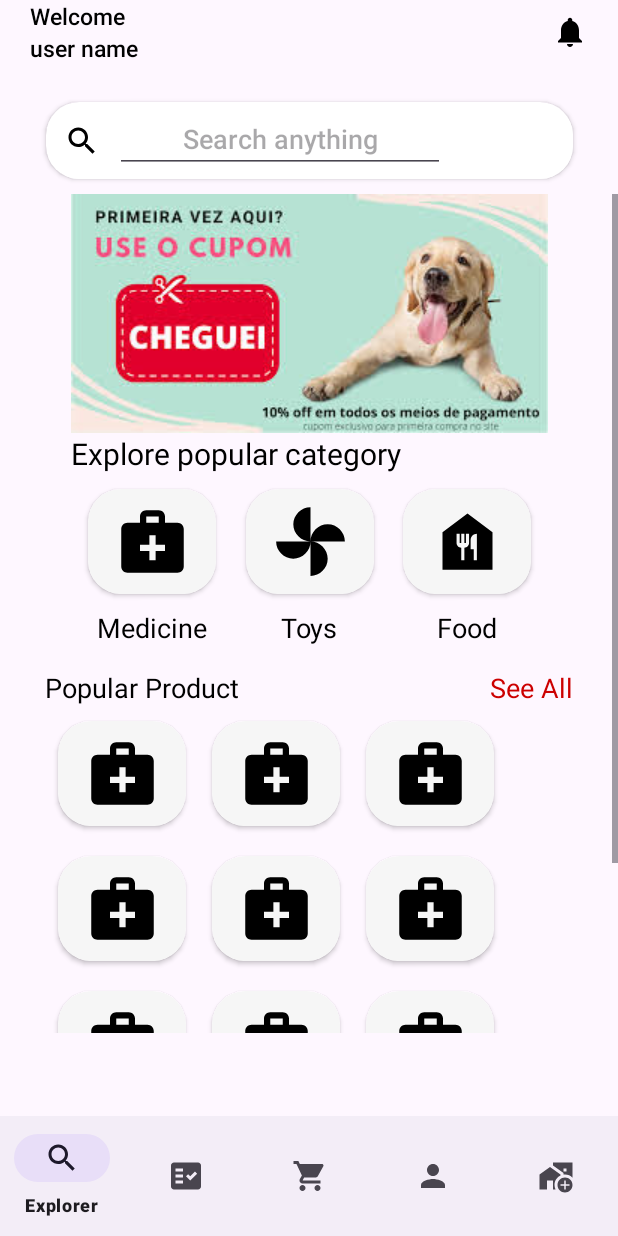
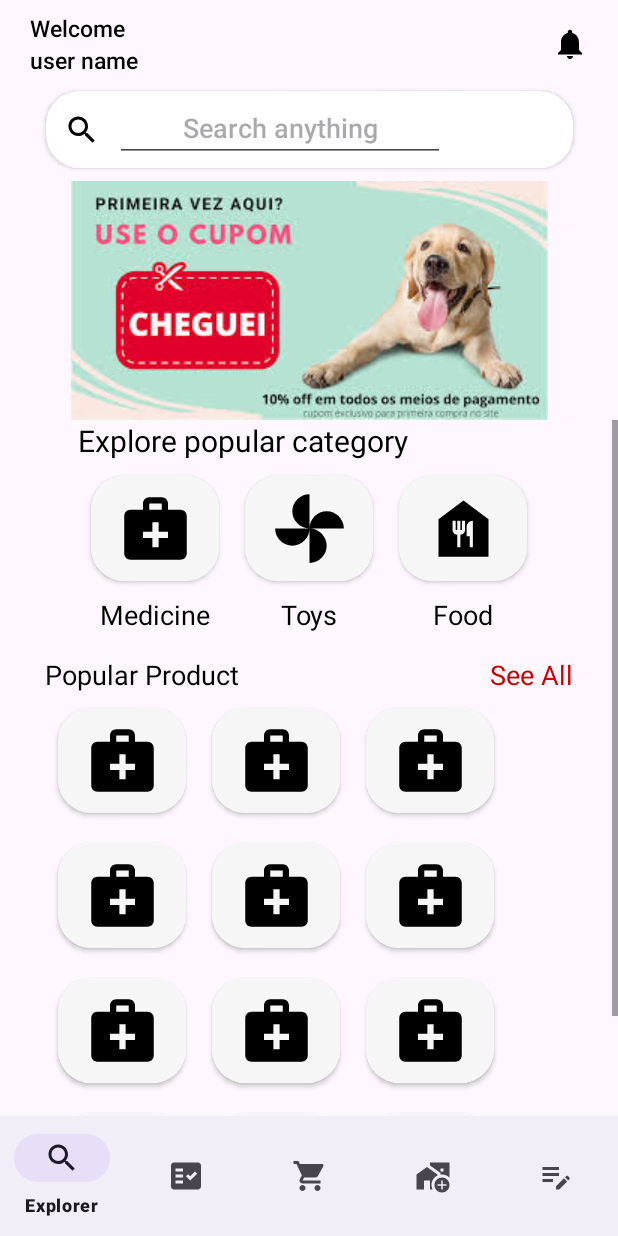
Before and after one commit to gustavodias24/TccPetShop, an Android app: the fragment FragmentExplorer placed in its activity, on a phone screen of 412 x 824 dp. Run offline under Robolectric (Android 15) with nearby library versions, the phone set to English and light mode, and no system bars; our stand-ins replace Firebase (no records; nobody signed in at launch, a user with empty details on screens opened directly), Picasso.

Commit message:
OK - Criação de Produtos e Lojas fictíssios para o app. OK - Listar todos os produtos.

```diff
--- a/app/build.gradle.kts
+++ b/app/build.gradle.kts
@@ -37,6 +37,8 @@
 
 dependencies {
 
+    implementation("com.squareup.retrofit2:converter-gson:2.9.0")
+    implementation("com.squareup.picasso:picasso:2.8")
     implementation("androidx.appcompat:appcompat:1.6.1")
     implementation("com.google.android.material:material:1.10.0")
     implementation("androidx.constraintlayout:constraintlayout:2.1.4")
--- /dev/null
+++ b/app/src/main/java/benicio/soluces/tccpetshop/DatabaseNameUtils.java
@@ -0,0 +1,6 @@
+package benicio.soluces.tccpetshop;
+
+public class DatabaseNameUtils {
+    public static final String product_table = "product_table";
+    public static final String stores_table = "stores_table";
+}
--- a/app/src/main/java/benicio/soluces/tccpetshop/ui/FragmentExplorer.java
+++ b/app/src/main/java/benicio/soluces/tccpetshop/ui/FragmentExplorer.java
@@ -19,6 +19,7 @@
 
 import java.util.ArrayList;
 import java.util.List;
+import java.util.Objects;
 
 import benicio.soluces.tccpetshop.R;
 import benicio.soluces.tccpetshop.adapter.AdapterProdutos;
@@ -66,13 +67,38 @@
 
             }
         });
+
+        binding.seeAllPopularProduct.setOnClickListener(view -> {
+            refProduct.addListenerForSingleValueEvent(new ValueEventListener() {
+                @SuppressLint("NotifyDataSetChanged")
+                @Override
+                public void onDataChange(@NonNull DataSnapshot snapshot) {
+                    if (snapshot.exists()){
+                        produtos.clear();
+
+                        for ( DataSnapshot dado : snapshot.getChildren() ){
+                            produtos.add(dado.getValue(ProductModel.class));
+                        }
+                        adapter.notifyDataSetChanged();
+                        binding.layoutPopular.setVisibility(View.GONE);
+                        binding.recyclerProdutos.setVisibility(View.VISIBLE);
+                    }
+                }
+
+                @Override
+                public void onCancelled(@NonNull DatabaseError error) {
+
+                }
+            });
+        });
     }
     private void configurarRecyclerView(){
         r = getBinding().recyclerProdutos;
-        r.setLayoutManager(new LinearLayoutManager(getActivity()));
-        r.addItemDecoration(new DividerItemDecoration(getActivity(), DividerItemDecoration.VERTICAL));
+        r.setLayoutManager(new LinearLayoutManager(getContext()));
+        r.addItemDecoration(new DividerItemDecoration(requireContext(), DividerItemDecoration.VERTICAL));
         r.setHasFixedSize(true);
         adapter = new AdapterProdutos(produtos);
+        r.setAdapter(adapter);
     }
     private void filtrarDados(String texto) {
 
--- /dev/null
+++ b/app/src/main/res/drawable/baseline_edit_note_24.xml
@@ -0,0 +1,5 @@
+<vector android:height="24dp" android:tint="#000000"
+    android:viewportHeight="24" android:viewportWidth="24"
+    android:width="24dp" xmlns:android="http://schemas.android.com/apk/res/android">
+    <path android:fillColor="@android:color/white" android:pathData="M3,10h11v2H3V10zM3,8h11V6H3V8zM3,16h7v-2H3V16zM18.01,12.87l0.71,-0.71c0.39,-0.39 1.02,-0.39 1.41,0l0.71,0.71c0.39,0.39 0.39,1.02 0,1.41l-0.71,0.71L18.01,12.87zM17.3,13.58l-5.3,5.3V21h2.12l5.3,-5.3L17.3,13.58z"/>
+</vector>
--- a/app/src/main/res/layout/fragment_explorer.xml
+++ b/app/src/main/res/layout/fragment_explorer.xml
@@ -9,69 +9,83 @@
         android:id="@+id/cl_header_explorer"
         android:layout_width="match_parent"
         android:layout_height="wrap_content"
+        android:layout_marginStart="20dp"
+        android:layout_marginTop="8dp"
+        android:layout_marginEnd="20dp"
+        android:gravity="center_vertical"
         android:orientation="horizontal"
-        android:gravity="center_vertical"
-        android:layout_marginStart="20dp"
-        android:layout_marginEnd="20dp"
-        app:layout_constraintTop_toTopOf="parent"
+        app:layout_constraintEnd_toEndOf="parent"
         app:layout_constraintStart_toStartOf="parent"
-        app:layout_constraintEnd_toEndOf="parent">
+        app:layout_constraintTop_toTopOf="parent">
+
         <TextView
             android:id="@+id/tv_welcome_message"
-            android:text="@string/welcome_message"
             android:layout_width="wrap_content"
             android:layout_height="wrap_content"
             android:fontFamily="sans-serif"
+            android:lineHeight="25dp"
+            android:text="@string/welcome_message"
+            android:textColor="@color/black_text"
             android:textFontWeight="500"
             android:textSize="15dp"
-            android:lineHeight="25dp"
-            android:textColor="@color/black_text"
-            app:layout_constraintTop_toTopOf="parent"
             app:layout_constraintStart_toStartOf="parent"
-            app:layout_constraintTop_toBottomOf="@+id/tv_user_name"/>
+            app:layout_constraintTop_toBottomOf="@+id/tv_user_name"
+            app:layout_constraintTop_toTopOf="parent" />
+
         <TextView
             android:id="@+id/tv_user_name"
-            android:text="@string/user_name"
             android:layout_width="wrap_content"
             android:layout_height="wrap_content"
             android:fontFamily="sans-serif"
+            android:lineHeight="25dp"
+            android:text="@string/user_name"
+            android:textColor="@color/black_text"
             android:textFontWeight="500"
             android:textSize="15dp"
-            android:lineHeight="25dp"
             android:textStyle="bold"
-            android:textColor="@color/black_text"
-            app:layout_constraintTop_toBottomOf="@id/tv_welcome_message"
+            app:layout_constraintBottom_toBottomOf="parent"
             app:layout_constraintStart_toStartOf="parent"
-            app:layout_constraintBottom_toBottomOf="parent"/>
+            app:layout_constraintTop_toBottomOf="@id/tv_welcome_message" />
 
         <ImageView
             android:id="@+id/img_notification"
             android:layout_width="wrap_content"
             android:layout_height="wrap_content"
             android:src="@drawable/ic_notification"
-            app:layout_constraintTop_toTopOf="parent"
+            android:visibility="visible"
+            app:layout_constraintBottom_toBottomOf="parent"
             app:layout_constraintEnd_toEndOf="parent"
-            app:layout_constraintBottom_toBottomOf="parent"
-            android:visibility="visible" />
+            app:layout_constraintTop_toTopOf="parent" />
     </androidx.constraintlayout.widget.ConstraintLayout>
 
     <androidx.constraintlayout.widget.ConstraintLayout
         android:id="@+id/cl_search"
         android:layout_width="match_parent"
         android:layout_height="wrap_content"
-        android:layout_marginTop="15dp"
+        app:layout_constraintEnd_toEndOf="parent"
         app:layout_constraintStart_toStartOf="parent"
-        app:layout_constraintEnd_toEndOf="parent"
         app:layout_constraintTop_toBottomOf="@+id/cl_header_explorer">
+
         <include
             android:id="@+id/btn_search"
             layout="@layout/search_button"
             android:layout_width="wrap_content"
             android:layout_height="wrap_content"
+            app:layout_constraintEnd_toEndOf="parent"
             app:layout_constraintStart_toStartOf="parent"
-            app:layout_constraintTop_toTopOf="parent"
-            app:layout_constraintEnd_toEndOf="parent" />
+            app:layout_constraintTop_toTopOf="parent" />
     </androidx.constraintlayout.widget.ConstraintLayout>
+
+    <ImageView
+        android:id="@+id/img_advertising"
+        android:layout_width="wrap_content"
+        android:layout_height="wrap_content"
+        android:layout_marginTop="70dp"
+        android:orientation="horizontal"
+        app:layout_constraintEnd_toEndOf="parent"
+        app:layout_constraintStart_toStartOf="parent"
+        app:layout_constraintTop_toTopOf="@+id/cl_search"
+        app:srcCompat="@drawable/propaganda" />
 
     <androidx.recyclerview.widget.RecyclerView
         android:id="@+id/recycler_produtos"
@@ -83,13 +97,12 @@
         app:layout_constraintBottom_toBottomOf="parent"
         app:layout_constraintEnd_toEndOf="parent"
         app:layout_constraintStart_toStartOf="parent"
-        app:layout_constraintTop_toBottomOf="@+id/cl_search" />
+        app:layout_constraintTop_toBottomOf="@+id/img_advertising" />
 
     <ScrollView
         android:id="@+id/layout_popular"
         android:layout_width="match_parent"
         android:layout_height="0dp"
-        android:layout_marginBottom="55dp"
         android:fillViewport="true"
         android:fitsSystemWindows="true"
         android:orientation="vertical"
@@ -97,7 +110,7 @@
         app:layout_constraintBottom_toBottomOf="parent"
         app:layout_constraintEnd_toEndOf="parent"
         app:layout_constraintStart_toStartOf="parent"
-        app:layout_constraintTop_toBottomOf="@id/cl_search"
+        app:layout_constraintTop_toBottomOf="@+id/img_advertising"
         tools:ignore="NotSibling">
 
         <androidx.constraintlayout.widget.ConstraintLayout
@@ -113,15 +126,6 @@
                 app:layout_constraintEnd_toEndOf="parent"
                 app:layout_constraintStart_toStartOf="parent"
                 app:layout_constraintTop_toTopOf="parent">
-
-                <ImageView
-                    android:id="@+id/img_advertising"
-                    android:layout_width="wrap_content"
-                    android:layout_height="wrap_content"
-                    android:orientation="horizontal"
-                    app:layout_constraintEnd_toEndOf="parent"
-                    app:layout_constraintStart_toStartOf="parent"
-                    app:layout_constraintTop_toTopOf="parent" />
 
                 <TextView
                     android:id="@+id/tv_popular"
--- a/app/src/main/res/menu/menu_layout.xml
+++ b/app/src/main/res/menu/menu_layout.xml
@@ -9,15 +9,20 @@
         android:title="@string/menu_wish_list"
         android:icon="@drawable/ic_wish_list"/>
     <item
-        android:id="@+id/btn_cart"
-        android:title="@string/menu_cart"
+        android:id="@+id/btn_carrinho"
+        android:title="@string/menu_profile"
         android:icon="@drawable/ic_shopping_cart"/>
-    <item
-        android:id="@+id/btn_profile"
-        android:title="@string/menu_profile"
-        android:icon="@drawable/ic_profile"/>
+
     <item
         android:id="@+id/btn_lojas_proximas"
-        android:title="lojas Próximas"
+        android:title="Lojas Próximas"
         android:icon="@drawable/baseline_add_home_work_24"/>
+
+    <item
+        android:id="@+id/btn_agendamentos"
+        android:title="Agendamentos"
+        android:icon="@drawable/baseline_edit_note_24"/>
+
+
+
 </menu>
```
Also changed, not shown: app/src/main/java/benicio/soluces/tccpetshop/adapter/AdapterProdutos.java (+12 -3 lines), app/src/main/java/benicio/soluces/tccpetshop/adapter/AdapterStores.java (+9 -4 lines), app/src/main/java/benicio/soluces/tccpetshop/model/AgendamentoModel.java (added, +56 -0 lines), app/src/main/java/benicio/soluces/tccpetshop/model/ProductModel.java (+24 -14 lines), app/src/main/java/benicio/soluces/tccpetshop/model/StoreModel.java (+9 -7 lines), app/src/main/java/benicio/soluces/tccpetshop/ui/FragmentAgendamentos.java (added, +80 -0 lines), app/src/main/java/benicio/soluces/tccpetshop/ui/FragmentHome.java (+5 -4 lines), app/src/main/java/benicio/soluces/tccpetshop/ui/FragmentLojas.java (+11 -6 lines), app/src/main/java/benicio/soluces/tccpetshop/utils/CarrinhoUtils.java (added, +42 -0 lines), app/src/main/res/layout/exibicao_info_layout.xml (+10 -4 lines), app/src/main/res/layout/fragment_agendamentos.xml (added, +54 -0 lines), app/src/main/res/layout/fragment_cart.xml (+30 -3 lines), app/src/main/res/layout/fragment_lojas.xml (+15 -8 lines).
